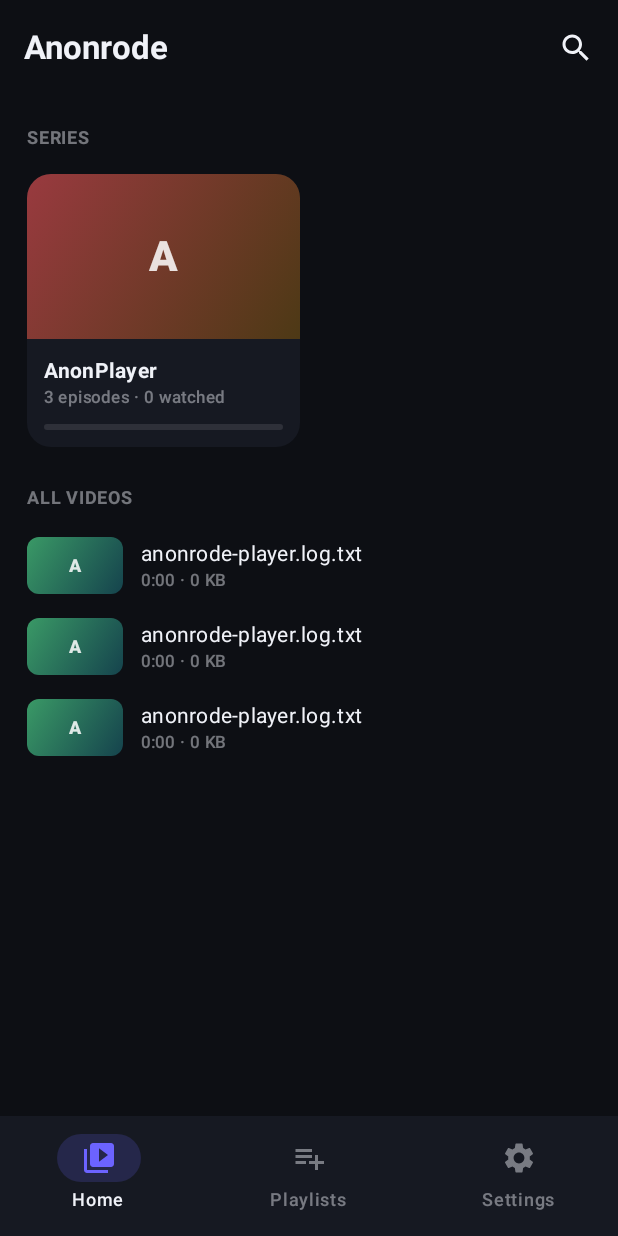
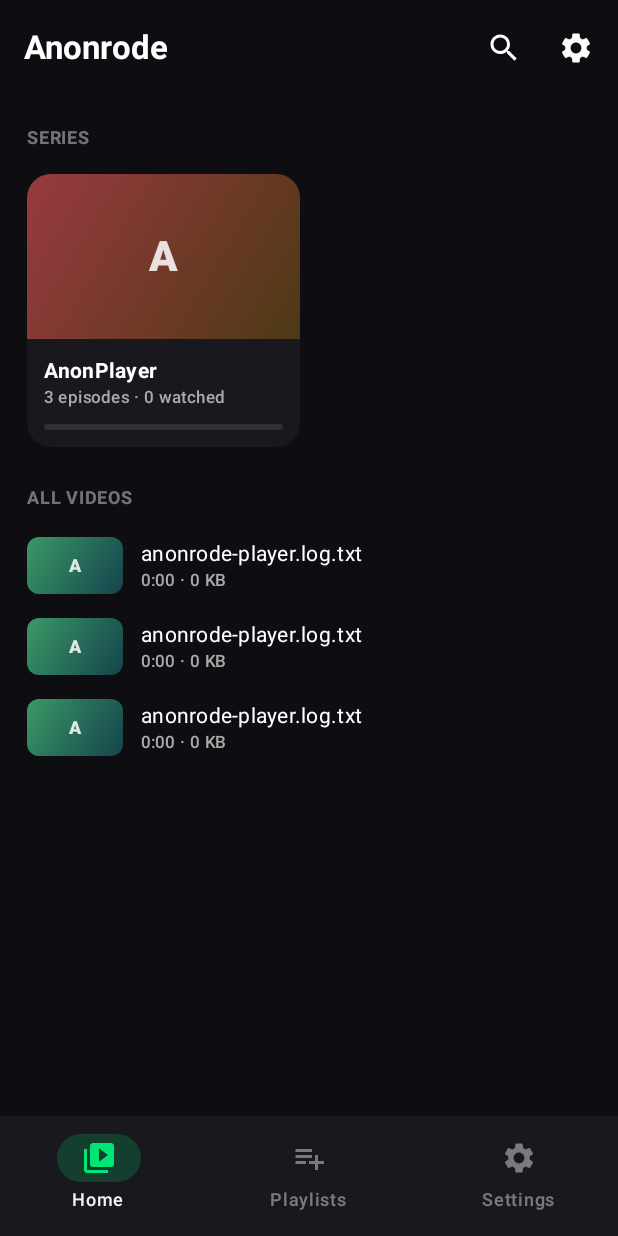
Before and after one commit to anonrode/anonrode-player, an Android app built with Jetpack Compose: the screen it shows after launch (MainActivity), on a phone screen of 412 x 824 dp. Run offline under Robolectric (Android 15) with nearby library versions, the light colour scheme and no system bars; our stand-ins replace Room's generated code; libraries missing offline, so code that uses them is left out: io.github.anilbeesetti.nextlib; 2 statements that could not run were skipped.

Commit message:
player+settings: apply skin globally to player + library + settings
PlayerScreen reads the active skin's accent via rememberSkinPalette()
and threads it through to:
  - TimeSeekButton (±10s pills) - green/teal/dark-green tint
  - QuickRowChip (eq/cast/headphones/output) - active-tint state
  - SyncedChip (top-left offset chip) - dot + label
  - SyncPopover + SyncPopoverButton (RE-SYNC etc.) - teal variant
  - CalibrationBanner - spinning icon + border
  - PlayerOverlayToast - border tint
  - HW chip top-bar (HW/SW toggle)
  - CC icon top-bar (active vs inactive)
  - Lock icon (lock badge top-left)
  - Speed pill (the green 1X button)
  - Seekbar active track
  - Up Next pill arrow

The video-overlay scrims (top bar gradient, bottom dock gradient, the
sync popover panel) stay dark on every skin so the player controls
remain readable on bright video frames, even under LIGHT skin - this
matches the HTML mockup's behaviour where body[data-pal='light'] still
shows a dark .stage on the player.

PlayerActivity now hosts the in-player settings screen (settingsOpen
Compose state). The 3-dot menu's 'Settings' item flips this on; the
back arrow on the settings screen flips it off. The 10Hz render loop
also mirrors engine.subtitleOffsetMs into liveOffsetMs (Compose state)
so the SYNCED chip label updates every tick and -0.1 / +0.1 nudges
flow through the manualNudgeMs field into Room's
updateSubtitleDelay so they survive an episode restart.

Calibration banner: isCalibrating state, auto-clears after 4.3s to
mirror the mockup's banner animation. RE-SYNC in the sync popover
re-fires the banner.

LibraryScreen now picks up the active skin for its background
(palette.background), bottom nav surface (palette.surface), text
(palette.text) and secondary text (palette.textDim). Card surfaces
also use palette.surface. The brand purple/teal accent stays as
LibraryBottomNav's selectedIconColor via a passed-through accent
parameter.

The brand gradient progress bar (purple -> teal) is unchanged so
the brand identity still reads; only the static surfaces and text
track the skin.

```diff
--- a/app/src/main/java/dev/anonrode/player/ui/LibraryScreen.kt
+++ b/app/src/main/java/dev/anonrode/player/ui/LibraryScreen.kt
@@ -57,14 +57,16 @@ import androidx.compose.ui.unit.Dp
 import androidx.compose.ui.unit.dp
 import dev.anonrode.player.core.model.Series
 import dev.anonrode.player.core.model.Video
+import dev.anonrode.player.core.ui.theme.rememberSkinPalette
 
-// ── Anonrode brand palette ──────────────────────────────────────────────
-private val LibraryBackground = Color(0xFF0D0F14)
-private val LibrarySurface = Color(0xFF161922)
+// ── Anonrode brand palette (legacy) ─────────────────────────────────────
+// Kept for any non-themed callers; new code should use rememberSkinPalette()
+// to pick up the active skin. The library now reads its surface / text
+// colours from the live skin so it stays in sync with player + settings.
 private val AccentPurple = Color(0xFF6C63FF)
 private val AccentTeal = Color(0xFF00D4AA)
-private val TextPrimary = Color(0xFFF0F2F8)
-private val TextSecondary = Color(0xFFF0F2F8).copy(alpha = 0.45f)
+private val BrandTextPrimary = Color(0xFFF0F2F8)
+private val BrandTextSecondary = Color(0xFFF0F2F8).copy(alpha = 0.45f)
 
 private val ProgressBrush = Brush.horizontalGradient(listOf(Color(0xFF6C63FF), Color(0xFF00D4AA)))
 
@@ -94,37 +96,47 @@ private fun posterHue(title: String): Float = Math.floorMod(title.hashCode(), 36
 fun LibraryScreen(
     viewModelFactory: androidx.lifecycle.ViewModelProvider.Factory,
     onOpenVideo: (Video) -> Unit,
+    onOpenSettings: () -> Unit = {},
     modifier: Modifier = Modifier,
     loading: Boolean = false,
 ) {
     val vm: dev.anonrode.player.feature.library.LibraryViewModel =
         androidx.lifecycle.viewmodel.compose.viewModel(factory = viewModelFactory)
     val state by vm.ui.collectAsState()
+    val palette = rememberSkinPalette()
+    val libBg = palette.background
+    val libSurface = palette.surface
+    val libOnSurface = palette.text
+    val libAccent = palette.accent
+    val libSecondary = palette.textDim
 
     Scaffold(
         modifier = modifier.fillMaxSize(),
-        containerColor = LibraryBackground,
+        containerColor = libBg,
         topBar = {
             TopAppBar(
                 title = {
-                    Text("Anonrode", color = TextPrimary, fontWeight = FontWeight.Bold)
+                    Text("Anonrode", color = libOnSurface, fontWeight = FontWeight.Bold)
                 },
                 actions = {
                     IconButton(onClick = { /* search: future iteration */ }) {
-                        Icon(Icons.Filled.Search, contentDescription = "Search", tint = TextPrimary)
+                        Icon(Icons.Filled.Search, contentDescription = "Search", tint = libOnSurface)
+                    }
+                    IconButton(onClick = onOpenSettings) {
+                        Icon(Icons.Filled.Settings, contentDescription = "Settings", tint = libOnSurface)
                     }
                 },
-                colors = TopAppBarDefaults.topAppBarColors(containerColor = LibraryBackground),
+                colors = TopAppBarDefaults.topAppBarColors(containerColor = libBg),
             )
         },
-        bottomBar = { LibraryBottomNav() },
+        bottomBar = { LibraryBottomNav(libSurface = libSurface, accent = libAccent, onOpenSettings = onOpenSettings) },
     ) { padding ->
         if (loading || state.loading) {
             Box(Modifier.fillMaxSize().padding(padding), contentAlignment = Alignment.Center) {
                 Column(horizontalAlignment = Alignment.CenterHorizontally) {
-                    CircularProgressIndicator(color = AccentPurple)
+                    CircularProgressIndicator(color = libAccent)
                     Spacer(Modifier.height(12.dp))
-                    Text("Scanning library…", color = TextSecondary, style = MaterialTheme.typography.bodyMedium)
+                    Text("Scanning library…", color = libSecondary, style = MaterialTheme.typography.bodyMedium)
                 }
             }
             return@Scaffold
@@ -173,7 +185,7 @@ fun LibraryScreen(
                 item(key = "videos-empty") {
                     Text(
                         "No videos found on this device.",
-                        color = TextSecondary,
+                        color = libSecondary,
                         style = MaterialTheme.typography.bodyMedium,
                         modifier = Modifier.padding(horizontal = 18.dp, vertical = 16.dp),
                     )
@@ -188,21 +200,29 @@ fun LibraryScreen(
 }
 
 @Composable
-private fun LibraryBottomNav() {
+private fun LibraryBottomNav(
+    libSurface: Color,
+    accent: Color,
+    onOpenSettings: () -> Unit = {},
+) {
     var selected by rememberSaveable { mutableIntStateOf(0) }
-    NavigationBar(containerColor = LibrarySurface) {
+    NavigationBar(containerColor = libSurface) {
         bottomTabs.forEachIndexed { index, tab ->
+            val isSettings = tab.label == "Settings"
             NavigationBarItem(
                 selected = selected == index,
-                onClick = { selected = index },
+                onClick = {
+                    selected = index
+                    if (isSettings) onOpenSettings()
+                },
                 icon = { Icon(tab.icon, contentDescription = tab.label) },
                 label = { Text(tab.label) },
                 colors = NavigationBarItemDefaults.colors(
-                    selectedIconColor = AccentPurple,
-                    selectedTextColor = TextPrimary,
-                    indicatorColor = AccentPurple.copy(alpha = 0.18f),
-                    unselectedIconColor = TextSecondary,
-                    unselectedTextColor = TextSecondary,
+                    selectedIconColor = accent,
+                    selectedTextColor = BrandTextPrimary,
+                    indicatorColor = accent.copy(alpha = 0.18f),
+                    unselectedIconColor = BrandTextSecondary,
+                    unselectedTextColor = BrandTextSecondary,
                 ),
             )
         }
@@ -215,7 +235,7 @@ private fun SectionHeader(text: String) {
         text,
         style = MaterialTheme.typography.labelMedium,
         fontWeight = FontWeight.Bold,
-        color = TextSecondary,
+        color = BrandTextSecondary,
         modifier = Modifier.padding(start = 18.dp, end = 18.dp, top = 20.dp, bottom = 10.dp),
     )
 }
@@ -264,10 +284,11 @@ private fun GradientProgressBar(fraction: Float, modifier: Modifier = Modifier)
 
 @Composable
 private fun ContinueCard(item: InProgressItem, onClick: () -> Unit) {
+    val palette = rememberSkinPalette()
     Card(
         onClick = onClick,
         shape = RoundedCornerShape(16.dp),
-        colors = CardDefaults.cardColors(containerColor = LibrarySurface),
+        colors = CardDefaults.cardColors(containerColor = palette.surface),
         modifier = Modifier.width(150.dp),
     ) {
         Box {
@@ -294,14 +315,14 @@ private fun ContinueCard(item: InProgressItem, onClick: () -> Unit) {
                 overflow = TextOverflow.Ellipsis,
                 style = MaterialTheme.typography.labelLarge,
                 fontWeight = FontWeight.Bold,
-                color = TextPrimary,
+                color = palette.text,
             )
             Text(
                 item.label,
                 maxLines = 1,
                 overflow = TextOverflow.Ellipsis,
                 style = MaterialTheme.typography.labelSmall,
-                color = TextSecondary,
+                color = palette.textDim,
             )
             GradientProgressBar(item.fraction, modifier = Modifier.padding(top = 8.dp))
         }
@@ -310,10 +331,11 @@ private fun ContinueCard(item: InProgressItem, onClick: () -> Unit) {
 
 @Composable
 private fun SeriesCard(s: Series, modifier: Modifier = Modifier, onClick: () -> Unit) {
+    val palette = rememberSkinPalette()
     Card(
         onClick = onClick,
         shape = RoundedCornerShape(16.dp),
-        colors = CardDefaults.cardColors(containerColor = LibrarySurface),
+        colors = CardDefaults.cardColors(containerColor = palette.surface),
         modifier = modifier,
     ) {
         PosterArt(s.name, modifier = Modifier.fillMaxWidth().height(110.dp), cornerRadius = 0.dp)
@@ -324,14 +346,14 @@ private fun SeriesCard(s: Series, modifier: Modifier = Modifier, onClick: () ->
                 overflow = TextOverflow.Ellipsis,
                 style = MaterialTheme.typography.bodyMedium,
                 fontWeight = FontWeight.Bold,
-                color = TextPrimary,
+                color = palette.text,
             )
             Text(
                 "${s.totalEpisodes} episodes · ${s.totalWatched} watched",
                 maxLines = 1,
                 overflow = TextOverflow.Ellipsis,
                 style = MaterialTheme.typography.labelSmall,
-                color = TextSecondary,
+                color = palette.textDim,
             )
             GradientProgressBar(s.progress, modifier = Modifier.padding(top = 9.dp))
         }
@@ -340,6 +362,7 @@ private fun SeriesCard(s: Series, modifier: Modifier = Modifier, onClick: () ->
 
 @Composable
 private fun VideoRow(v: Video, onClick: () -> Unit) {
+    val palette = rememberSkinPalette()
     Row(
         modifier = Modifier
             .fillMaxWidth()
@@ -359,12 +382,12 @@ private fun VideoRow(v: Video, onClick: () -> Unit) {
                 maxLines = 1,
                 overflow = TextOverflow.Ellipsis,
                 style = MaterialTheme.typography.bodyMedium,
-                color = TextPrimary,
+                color = palette.text,
             )
             Text(
                 "${formatDuration(v.durationMs)} · ${formatSize(v.sizeBytes)}",
                 style = MaterialTheme.typography.labelSmall,
-                color = TextSecondary,
+                color = palette.textDim,
             )
         }
     }
```
Also changed, not shown: app/src/main/java/dev/anonrode/player/PlayerActivity.kt (+58 -0 lines), app/src/main/java/dev/anonrode/player/ui/PlayerScreen.kt (+68 -38 lines).
